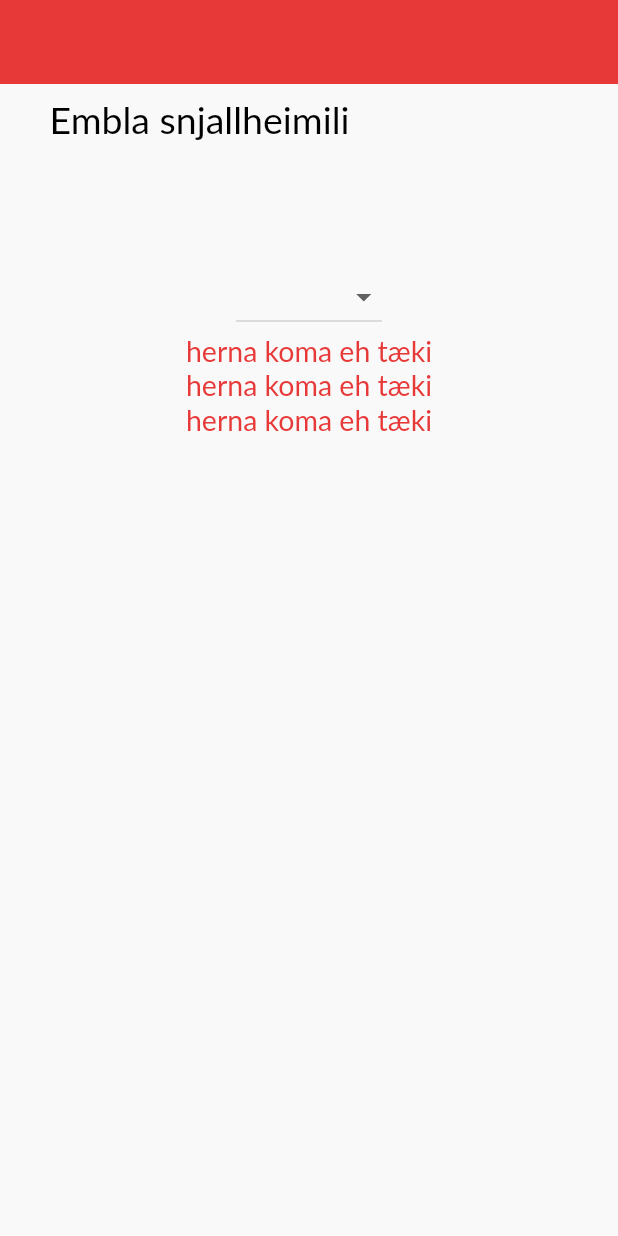
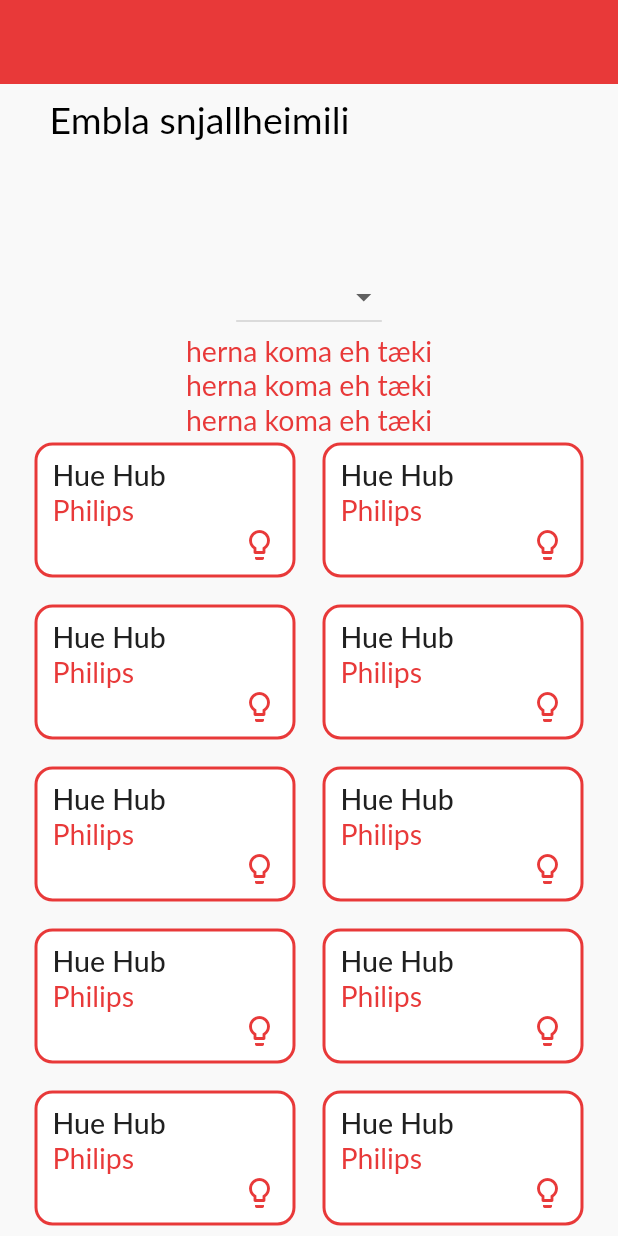
Before and after one commit to johannkarlsson/Embla_Flutter_WIP, a Flutter app: the screen it shows after launch, on a phone screen of 412 x 824 dp. Run offline on Flutter 3.47's test engine with Material 2 defaults, Android fonts, the phone set to English and light mode, and no system bars; our stand-ins replace adaptive_theme; Roboto replaces fonts that are missing (Lato).

Commit message:
Connection cards added

```diff
--- /dev/null
+++ b/lib/connection_card.dart
@@ -0,0 +1,57 @@
+import 'package:flutter/material.dart';
+import 'package:iotembla/common.dart';
+import './theme.dart';
+
+// TODO: Maybe not stateful?
+class ConnectionCard extends StatefulWidget {
+  @override
+  _ConnectionCardState createState() => _ConnectionCardState();
+}
+
+class _ConnectionCardState extends State<ConnectionCard> {
+  int counter = 0;
+
+  @override
+  Widget build(BuildContext context) {
+    return GestureDetector(
+      onTap: () {
+        setState(() {
+          counter++;
+        });
+        dlog("Counter: $counter");
+      },
+      child: Card(
+        elevation: 0,
+        shape: RoundedRectangleBorder(
+          side: BorderSide(color: Theme.of(context).primaryColor, width: 2),
+          borderRadius: const BorderRadius.all(Radius.circular(12.0)),
+        ),
+        child: Padding(
+          padding: const EdgeInsets.symmetric(horizontal: 12.0, vertical: 10.0),
+          child: SizedBox(
+            width: 150,
+            child: Column(
+                crossAxisAlignment: CrossAxisAlignment.start,
+                children: <Widget>[
+                  Text(
+                    'Hue Hub',
+                    style: Theme.of(context).textTheme.titleLarge,
+                  ),
+                  Text(
+                    'Philips',
+                    style: Theme.of(context).textTheme.bodyMedium,
+                  ),
+                  Container(
+                    alignment: Alignment.centerRight,
+                    child: Icon(
+                      Icons.lightbulb_outline_rounded,
+                      color: Theme.of(context).primaryColor,
+                    ),
+                  ),
+                ]),
+          ),
+        ),
+      ),
+    );
+  }
+}
--- a/lib/main.dart
+++ b/lib/main.dart
@@ -4,6 +4,7 @@ import 'package:flutter/material.dart';
 import 'package:adaptive_theme/adaptive_theme.dart';
 import './common.dart';
 import './theme.dart';
+import './connection_card.dart';
 
 final standardAppBar = AppBar(
   bottomOpacity: 0.0,
@@ -21,6 +22,7 @@ const List<String> kDeviceTypes = <String>["Öll tæki", "Ljós", "Gardínur"];
 
 // List of IoT widgets
 List<Widget> _iot(BuildContext context) {
+  print("Context: , $context");
   return <Widget>[
     Container(
       margin: const EdgeInsets.only(left: 25.0, bottom: 80.0),
@@ -42,6 +44,22 @@ List<Widget> _iot(BuildContext context) {
         const Text("herna koma eh tæki"),
         const Text("herna koma eh tæki"),
         const Text("herna koma eh tæki"),
+        Wrap(
+          spacing: 10.0,
+          runSpacing: 10.0,
+          children: <Widget>[
+            ConnectionCard(),
+            ConnectionCard(),
+            ConnectionCard(),
+            ConnectionCard(),
+            ConnectionCard(),
+            ConnectionCard(),
+            ConnectionCard(),
+            ConnectionCard(),
+            ConnectionCard(),
+            ConnectionCard(),
+          ],
+        ),
         // TODO: Add widget for filtering connected devices (dropdown?)
         // TODO: Add widget for connected devices
         // TODO: Add widget for going into "Tengja snjalltæki"
```
